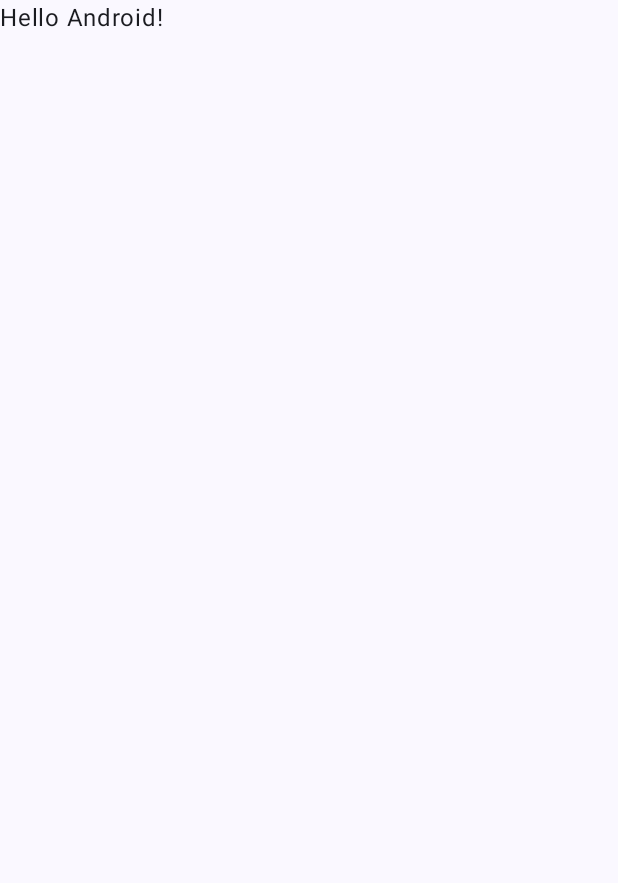
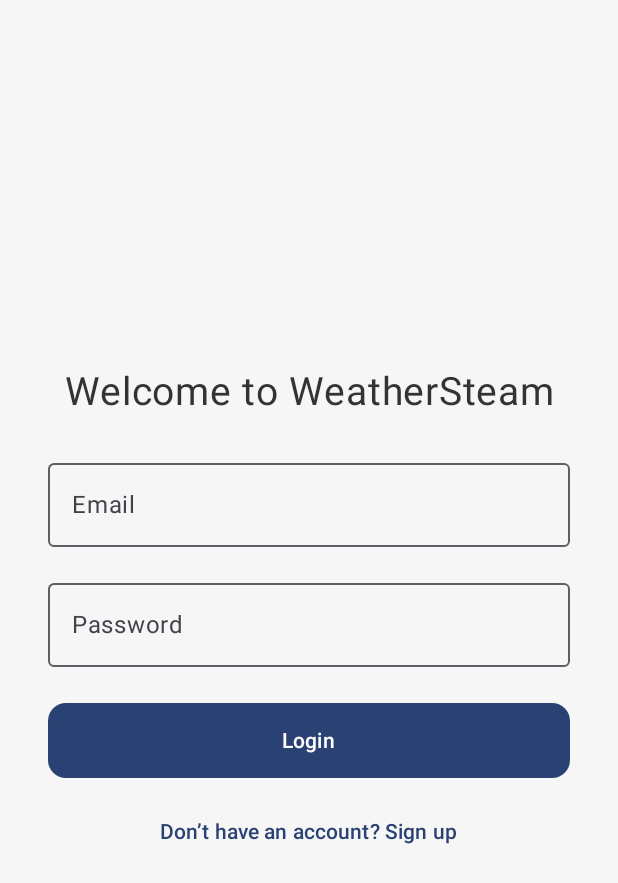
Before and after one commit to NicuBalatici/WeatherSteam, an Android app built with Jetpack Compose: the screen it shows after launch (MainActivity), on a phone screen of 412 x 824 dp. Before the commit the part shown is almost empty. Shown: the top 883 px of the screen. Run offline under Robolectric (Android 15) with nearby library versions, the phone set to English and light mode, and no system bars.

Commit message:
Login page added

```diff
--- a/app/src/main/java/com/example/weathersteam/MainActivity.kt
+++ b/app/src/main/java/com/example/weathersteam/MainActivity.kt
@@ -3,45 +3,33 @@
 import android.os.Bundle
 import androidx.activity.ComponentActivity
 import androidx.activity.compose.setContent
-import androidx.activity.enableEdgeToEdge
 import androidx.compose.foundation.layout.fillMaxSize
-import androidx.compose.foundation.layout.padding
-import androidx.compose.material3.Scaffold
-import androidx.compose.material3.Text
-import androidx.compose.runtime.Composable
+import androidx.compose.material3.*
 import androidx.compose.ui.Modifier
-import androidx.compose.ui.tooling.preview.Preview
+import com.example.weathersteam.ui.theme.LoginScreen
 import com.example.weathersteam.ui.theme.WeatherSteamTheme
 
 class MainActivity : ComponentActivity() {
     override fun onCreate(savedInstanceState: Bundle?) {
         super.onCreate(savedInstanceState)
-        enableEdgeToEdge()
         setContent {
             WeatherSteamTheme {
-                Scaffold(modifier = Modifier.fillMaxSize()) { innerPadding ->
-                    Greeting(
-                        name = "Android",
-                        modifier = Modifier.padding(innerPadding)
+                Surface(
+                    modifier = Modifier.fillMaxSize(),
+                    color = MaterialTheme.colorScheme.background
+                )
+                //Login page
+                {
+                    LoginScreen(
+                        onLoginClick = { email, password ->
+                            // TODO: handle login (e.g. Firebase or validation)
+                        },
+                        onRegisterClick = {
+                            // TODO: navigate to registration
+                        }
                     )
                 }
             }
         }
     }
 }
-
-@Composable
-fun Greeting(name: String, modifier: Modifier = Modifier) {
-    Text(
-        text = "Hello $name!",
-        modifier = modifier
-    )
-}
-
-@Preview(showBackground = true)
-@Composable
-fun GreetingPreview() {
-    WeatherSteamTheme {
-        Greeting("Android")
-    }
-}
--- /dev/null
+++ b/app/src/main/java/com/example/weathersteam/ui/theme/LoginScreen.kt
@@ -0,0 +1,85 @@
+package com.example.weathersteam.ui.theme
+
+import androidx.compose.foundation.background
+import androidx.compose.foundation.layout.*
+import androidx.compose.foundation.text.KeyboardOptions
+import androidx.compose.material3.*
+import androidx.compose.runtime.*
+import androidx.compose.ui.Alignment
+import androidx.compose.ui.Modifier
+import androidx.compose.ui.graphics.Color
+import androidx.compose.ui.text.input.KeyboardType
+import androidx.compose.ui.text.input.PasswordVisualTransformation
+import androidx.compose.ui.text.style.TextAlign
+import androidx.compose.ui.unit.dp
+import androidx.compose.ui.unit.sp
+
+@Composable
+fun LoginScreen(
+    onLoginClick: (String, String) -> Unit = { _, _ -> },
+    onRegisterClick: () -> Unit = {}
+) {
+    var email by remember { mutableStateOf("") }
+    var password by remember { mutableStateOf("") }
+
+    Box(
+        modifier = Modifier
+            .fillMaxSize()
+            .background(Color(0xFFF6F6F6)),
+        contentAlignment = Alignment.Center
+    ) {
+        Column(
+            horizontalAlignment = Alignment.CenterHorizontally,
+            verticalArrangement = Arrangement.Center,
+            modifier = Modifier
+                .fillMaxWidth()
+                .padding(32.dp)
+        ) {
+            Text(
+                text = "Welcome to WeatherSteam",
+                fontSize = 26.sp,
+                textAlign = TextAlign.Center,
+                color = Color(0xFF333333)
+            )
+
+            Spacer(modifier = Modifier.height(24.dp))
+
+            OutlinedTextField(
+                value = email,
+                onValueChange = { email = it },
+                label = { Text("Email") },
+                modifier = Modifier.fillMaxWidth(),
+                keyboardOptions = KeyboardOptions(keyboardType = KeyboardType.Email)
+            )
+
+            Spacer(modifier = Modifier.height(16.dp))
+
+            OutlinedTextField(
+                value = password,
+                onValueChange = { password = it },
+                label = { Text("Password") },
+                visualTransformation = PasswordVisualTransformation(),
+                modifier = Modifier.fillMaxWidth(),
+                keyboardOptions = KeyboardOptions(keyboardType = KeyboardType.Password)
+            )
+
+            Spacer(modifier = Modifier.height(24.dp))
+
+            Button(
+                onClick = { onLoginClick(email, password) },
+                modifier = Modifier
+                    .fillMaxWidth()
+                    .height(50.dp),
+                shape = MaterialTheme.shapes.medium
+            ) {
+                Text("Login")
+            }
+
+            Spacer(modifier = Modifier.height(12.dp))
+
+            TextButton(onClick = onRegisterClick) {
+                Text("Don’t have an account? Sign up")
+            }
+        }
+    }
+}
```
